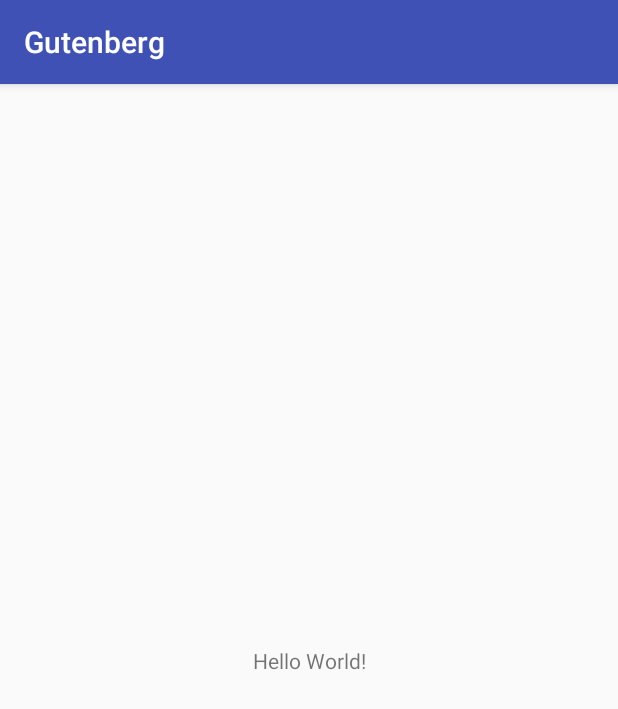
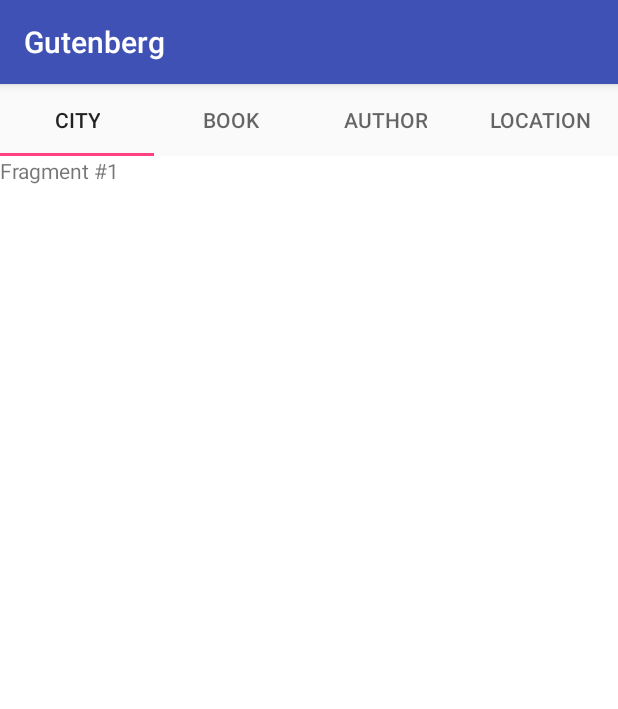
Before and after one commit to Databasserne/android, an Android app: the screen it shows after launch (MainActivity), on a phone screen of 412 x 824 dp. Shown: the top 709 px of the screen. Run offline under Robolectric (Android 15) with nearby library versions, the phone set to English and light mode, and no system bars.

Commit message:
feat(Tabs): Added 4 tabs in tablayout
also added fix to travis(hopefully)

```diff
--- a/app/build.gradle
+++ b/app/build.gradle
@@ -30,5 +30,6 @@ dependencies {
     })
     compile 'com.android.support:appcompat-v7:24.2.1'
     compile 'com.android.support.constraint:constraint-layout:1.0.2'
+    compile 'com.android.support:design:24.2.1'
     testCompile 'junit:junit:4.12'
 }
--- a/app/src/main/java/com/android/databasserne/gutenberg/MainActivity.java
+++ b/app/src/main/java/com/android/databasserne/gutenberg/MainActivity.java
@@ -1,7 +1,11 @@
 package com.android.databasserne.gutenberg;
 
+import android.content.Intent;
+import android.support.design.widget.TabLayout;
+import android.support.v4.view.ViewPager;
 import android.support.v7.app.AppCompatActivity;
 import android.os.Bundle;
+import android.widget.TabHost;
 
 public class MainActivity extends AppCompatActivity {
 
@@ -9,5 +13,15 @@ public class MainActivity extends AppCompatActivity {
     protected void onCreate(Bundle savedInstanceState) {
         super.onCreate(savedInstanceState);
         setContentView(R.layout.activity_main);
+
+        // Get the ViewPager and set it's PagerAdapter so that it can display items
+        ViewPager viewPager = (ViewPager) findViewById(R.id.viewpager);
+        viewPager.setAdapter(new TabFragmentAdapter(getSupportFragmentManager(),
+                MainActivity.this));
+
+        // Give the TabLayout the ViewPager
+        TabLayout tabLayout = (TabLayout) findViewById(R.id.tabs);
+        tabLayout.setupWithViewPager(viewPager);
+
     }
 }
--- a/app/src/main/java/com/android/databasserne/gutenberg/PageFragment.java
+++ b/app/src/main/java/com/android/databasserne/gutenberg/PageFragment.java
@@ -1,8 +1,43 @@
 package com.android.databasserne.gutenberg;
+
+import android.os.Bundle;
+import android.support.v4.app.Fragment;
+import android.view.LayoutInflater;
+import android.view.View;
+import android.view.ViewGroup;
+import android.widget.TextView;
 
 /**
  * Created by kasper on 5/10/17.
  */
 
-public class PageFragment {
+public class PageFragment extends Fragment {
+
+    public static final String ARG_PAGE = "ARG_PAGE";
+
+    private int mPage;
+
+    public static PageFragment newInstance(int page) {
+        Bundle args = new Bundle();
+        args.putInt(ARG_PAGE, page);
+        PageFragment fragment = new PageFragment();
+        fragment.setArguments(args);
+        return fragment;
+    }
+
+    @Override
+    public void onCreate(Bundle savedInstanceState) {
+        super.onCreate(savedInstanceState);
+        mPage = getArguments().getInt(ARG_PAGE);
+    }
+
+    @Override
+    public View onCreateView(LayoutInflater inflater, ViewGroup container,
+                             Bundle savedInstanceState) {
+        View view = inflater.inflate(R.layout.tab_fragment, container, false);
+        TextView textView = (TextView) view;
+
+        textView.setText("Fragment #" + mPage);
+        return view;
+    }
 }
--- a/app/src/main/java/com/android/databasserne/gutenberg/TabFragmentAdapter.java
+++ b/app/src/main/java/com/android/databasserne/gutenberg/TabFragmentAdapter.java
@@ -1,8 +1,38 @@
 package com.android.databasserne.gutenberg;
+
+import android.content.Context;
+import android.support.v4.app.Fragment;
+import android.support.v4.app.FragmentManager;
+import android.support.v4.app.FragmentPagerAdapter;
 
 /**
  * Created by kasper on 5/10/17.
  */
 
-public class TabFragmentAdapter {
+public class TabFragmentAdapter extends FragmentPagerAdapter {
+
+    final int PAGE_COUNT = 4;
+    private String tabTitles[] = new String[] { "City", "Book", "Author", "Location" };
+    private Context context;
+
+    public TabFragmentAdapter(FragmentManager fm, Context context) {
+        super(fm);
+        this.context = context;
+    }
+
+    @Override
+    public int getCount() {
+        return PAGE_COUNT;
+    }
+
+    @Override
+    public Fragment getItem(int position) {
+        return PageFragment.newInstance(position + 1);
+    }
+
+    @Override
+    public CharSequence getPageTitle(int position) {
+        // Generate title based on item position
+        return tabTitles[position];
+    }
 }
--- a/app/src/main/res/layout/activity_main.xml
+++ b/app/src/main/res/layout/activity_main.xml
@@ -1,18 +1,21 @@
 <?xml version="1.0" encoding="utf-8"?>
-<android.support.constraint.ConstraintLayout xmlns:android="http://schemas.android.com/apk/res/android"
+<LinearLayout xmlns:android="http://schemas.android.com/apk/res/android"
     xmlns:app="http://schemas.android.com/apk/res-auto"
-    xmlns:tools="http://schemas.android.com/tools"
     android:layout_width="match_parent"
     android:layout_height="match_parent"
-    tools:context="com.android.databasserne.gutenberg.MainActivity">
+    android:orientation="vertical">
 
-    <TextView
-        android:layout_width="wrap_content"
+    <android.support.design.widget.TabLayout
+        android:id="@+id/tabs"
+        android:layout_width="match_parent"
         android:layout_height="wrap_content"
-        android:text="Hello World!"
-        app:layout_constraintBottom_toBottomOf="parent"
-        app:layout_constraintLeft_toLeftOf="parent"
-        app:layout_constraintRight_toRightOf="parent"
-        app:layout_constraintTop_toTopOf="parent" />
+        app:tabMode="fixed" />
 
-</android.support.constraint.ConstraintLayout>
+    <android.support.v4.view.ViewPager
+        android:id="@+id/viewpager"
+        android:layout_width="match_parent"
+        android:layout_height="0px"
+        android:layout_weight="1"
+        android:background="@android:color/white" />
+
+</LinearLayout>
--- a/app/src/main/res/layout/tab_fragment.xml
+++ b/app/src/main/res/layout/tab_fragment.xml
@@ -1,6 +1,4 @@
 <?xml version="1.0" encoding="utf-8"?>
-<LinearLayout xmlns:android="http://schemas.android.com/apk/res/android"
-    android:orientation="vertical" android:layout_width="match_parent"
-    android:layout_height="match_parent">
-
-</LinearLayout>
+<TextView xmlns:android="http://schemas.android.com/apk/res/android"
+    android:layout_width="match_parent"
+    android:layout_height="match_parent"/>
--- a/app/src/main/res/values/strings.xml
+++ b/app/src/main/res/values/strings.xml
@@ -1,3 +1,6 @@
 <resources>
     <string name="app_name">Gutenberg</string>
+    <string name="title_activity_searches">SearchesActivity</string>
+    <string name="action_settings">Settings</string>
+    <string name="section_format">Hello World from section: %1$d</string>
 </resources>
--- a/app/src/main/res/values/styles.xml
+++ b/app/src/main/res/values/styles.xml
@@ -8,4 +8,13 @@
         <item name="colorAccent">@color/colorAccent</item>
     </style>
 
+    <style name="AppTheme.NoActionBar">
+        <item name="windowActionBar">false</item>
+        <item name="windowNoTitle">true</item>
+    </style>
+
+    <style name="AppTheme.AppBarOverlay" parent="ThemeOverlay.AppCompat.Dark.ActionBar" />
+
+    <style name="AppTheme.PopupOverlay" parent="ThemeOverlay.AppCompat.Light" />
+
 </resources>
```
Also changed, not shown: 1 other file.
